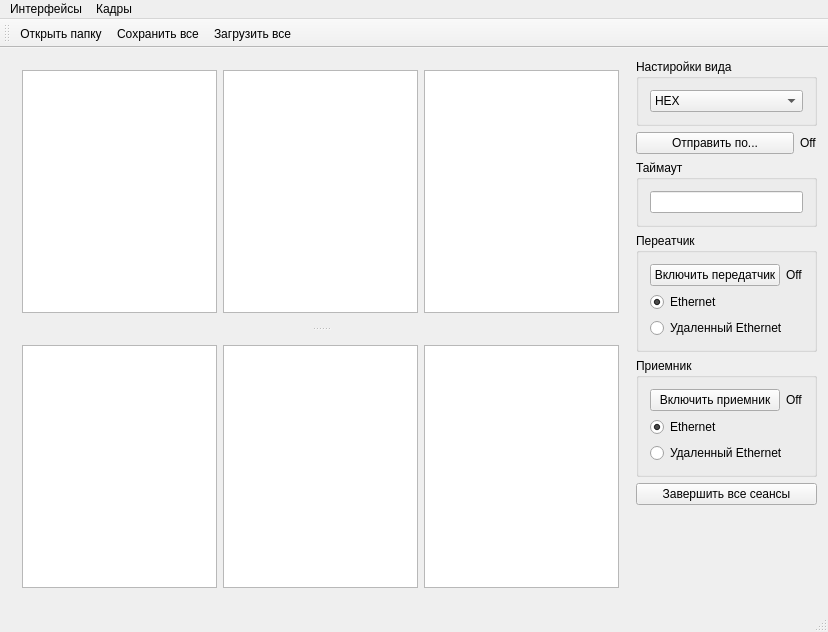
Gorbykov/InterfaceTester, file mainwindow.ui: the form before one commit.
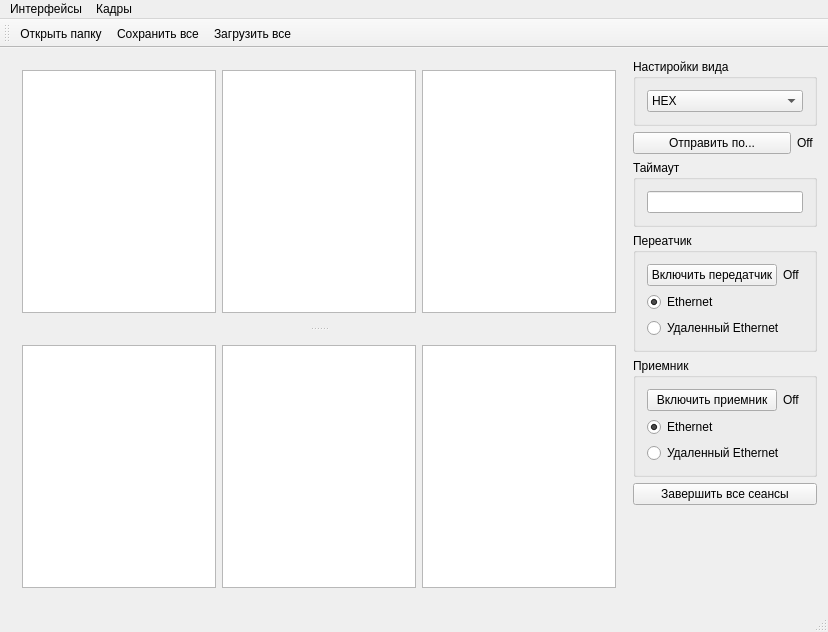
The form after the commit.

```diff
--- a/mainwindow.ui
+++ b/mainwindow.ui
@@ -249,6 +249,24 @@
             <verstretch>0</verstretch>
            </sizepolicy>
           </property>
+          <property name="minimumSize">
+           <size>
+            <width>20</width>
+            <height>0</height>
+           </size>
+          </property>
+          <property name="maximumSize">
+           <size>
+            <width>20</width>
+            <height>16777215</height>
+           </size>
+          </property>
+          <property name="baseSize">
+           <size>
+            <width>0</width>
+            <height>0</height>
+           </size>
+          </property>
           <property name="text">
            <string>Off</string>
           </property>
@@ -304,6 +322,24 @@
                <verstretch>0</verstretch>
               </sizepolicy>
              </property>
+             <property name="minimumSize">
+              <size>
+               <width>20</width>
+               <height>0</height>
+              </size>
+             </property>
+             <property name="maximumSize">
+              <size>
+               <width>20</width>
+               <height>16777215</height>
+              </size>
+             </property>
+             <property name="baseSize">
+              <size>
+               <width>0</width>
+               <height>0</height>
+              </size>
+             </property>
              <property name="text">
               <string>Off</string>
              </property>
@@ -360,6 +396,24 @@
                <verstretch>0</verstretch>
               </sizepolicy>
              </property>
+             <property name="minimumSize">
+              <size>
+               <width>20</width>
+               <height>0</height>
+              </size>
+             </property>
+             <property name="maximumSize">
+              <size>
+               <width>20</width>
+               <height>16777215</height>
+              </size>
+             </property>
+             <property name="baseSize">
+              <size>
+               <width>0</width>
+               <height>0</height>
+              </size>
+             </property>
              <property name="text">
               <string>Off</string>
              </property>
```
